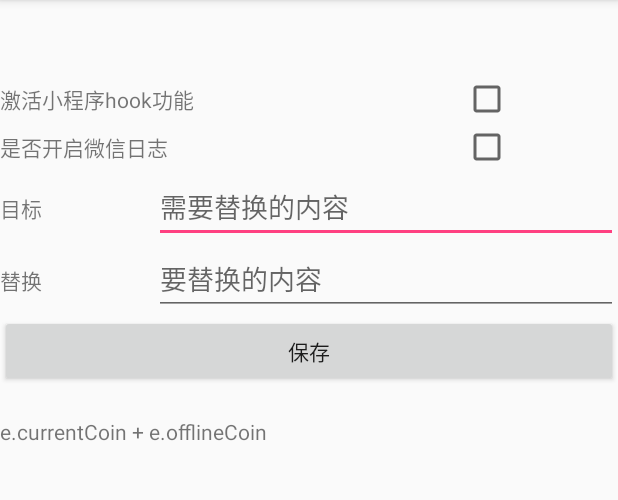
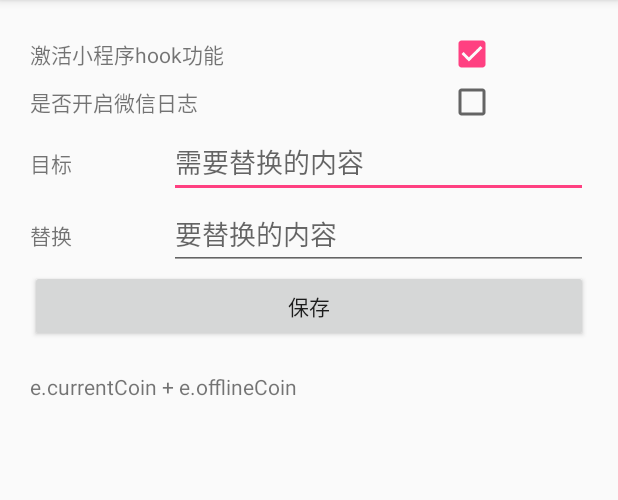
Before and after one commit to h080294/wechat_help, an Android app: the screen it shows after launch (MainActivity), after a tap on "保存", on a phone screen of 412 x 824 dp, the part 84-584 px from its top. Run offline under Robolectric (Android 15) with nearby library versions, the phone set to English and light mode, and no system bars.

```diff
--- a/app/src/main/java/com/johnhao/wechatapp/MainActivity.java
+++ b/app/src/main/java/com/johnhao/wechatapp/MainActivity.java
@@ -5,6 +5,7 @@ import android.content.SharedPreferences;
 import android.preference.PreferenceManager;
 import android.support.v7.app.AppCompatActivity;
 import android.os.Bundle;
+import android.text.TextUtils;
 import android.view.View;
 import android.widget.Button;
 import android.widget.CheckBox;
@@ -16,80 +17,83 @@ import android.widget.Toast;
 public class MainActivity extends AppCompatActivity {
 
     private SharedPreferences prefs;
-    private EditText editReplaceTarget;
-    private EditText editReplaceText;
+    private EditText editReplaceTarget,editReplaceText;
     private Button save;
-    private CheckBox checkbox;
-    private CheckBox wechatLog;
+    private CheckBox checkbox, wechatLog;
     private SharedPreferences.Editor editor;
 
     @Override
     protected void onCreate(Bundle savedInstanceState) {
         super.onCreate(savedInstanceState);
         setContentView(R.layout.activity_main);
-        if (isModuleActive()){
-            Toast.makeText(this, "模块已启动", Toast.LENGTH_LONG).show();
-        }
-        else {
-            Toast.makeText(this, "模块未启动", Toast.LENGTH_LONG).show();
+        initViews();
+        checkActive();
+        prefs = PreferenceManager.getDefaultSharedPreferences(this);
+        editor = prefs.edit();
+
+        if (prefs.getInt("new", 0) == 0) {
+            initPref();
         }
 
-        editReplaceTarget = findViewById(R.id.replace_target);
-        editReplaceText = findViewById(R.id.replace_text);
-        save = findViewById(R.id.btn_save);
-        checkbox = findViewById(R.id.ischecked);
-        wechatLog = findViewById(R.id.wechectlog);
+        checkbox.setChecked(prefs.getString("isActive", "yes").equalsIgnoreCase("yes"));
+
+        save.setOnClickListener(new View.OnClickListener() {
+            @Override
+            public void onClick(View v) {
+
+                if (!checkbox.isChecked()) {
+                    Toast.makeText(MainActivity.this, "激活才能正常使用", Toast.LENGTH_SHORT).show();
+                    return;
+                }
+
+                String replaceTarget = editReplaceTarget.getText().toString();
+                String replaceText = editReplaceText.getText().toString();
+
+                if (TextUtils.isEmpty(replaceTarget) || TextUtils.isEmpty(replaceText)) {
+                    Toast.makeText(MainActivity.this, "输入不能为空", Toast.LENGTH_SHORT).show();
+                    return;
+                }
+
+                editor.putString("replace_target", replaceTarget);
+                editor.putString("replace_text", replaceText);
+                editor.apply();
+
+                Intent intent = new Intent("com.johnhao.wechatapp.SETTING_CHANGED");
+                intent.putExtra("replace_target", replaceTarget);
+                intent.putExtra("replace_text", replaceText);
+                intent.putExtra("isActive", prefs.getString("isActive", "yes"));
+                intent.putExtra("logOpen", prefs.getString("logOpen", "no"));
+                sendBroadcast(intent);
+
+                Toast.makeText(MainActivity.this, "设置成功", Toast.LENGTH_SHORT).show();
+            }
+        });
 
 
-        final boolean isCheck = prefs.getBoolean("is_checked", true);
-        boolean iswechecklog = prefs.getBoolean("is_wechat_log", false);
+        checkbox.setOnCheckedChangeListener(new CompoundButton.OnCheckedChangeListener() {
+            @Override
+            public void onCheckedChanged(CompoundButton buttonView, boolean isChecked) {
+                if (isChecked) {
+                    editor.putString("isActive", "yes");
 
-        prefs = PreferenceManager.getDefaultSharedPreferences(this);
-        editor = prefs.edit();
+                } else {
+                    editor.putString("isActive", "no");
+                }
+                editor.apply();
+            }
+        });
 
         wechatLog.setOnCheckedChangeListener(new CompoundButton.OnCheckedChangeListener() {
             @Override
             public void onCheckedChanged(CompoundButton buttonView, boolean isChecked) {
 
                 if (isChecked) {
-                    editor.putBoolean("is_wechat_log", true);
+                    editor.putString("logOpen", "yes");
 
                 } else {
-                    editor.putBoolean("is_wechat_log", false);
+                    editor.putString("logOpen", "no");
                 }
                 editor.apply();
-            }
-        });
-
-        if (isCheck) {
-            checkbox.setChecked(true);
-        }
-
-        if (iswechecklog) {
-            wechatLog.setChecked(true);
-        }
-
-        save.setOnClickListener(new View.OnClickListener() {
-            @Override
-            public void onClick(View v) {
-
-                String replace_target_text = editReplaceTarget.getText().toString();
-                String replace_text = editReplaceText.getText().toString();
-
-
-                if (!checkbox.isChecked()) {
-                    replace_target_text = "this.score+=t";
-                    replace_text = "this.score+=t+=10";
-                    editor.putString("replace_target_text", replace_target_text);
-                    editor.putString("replace_text", replace_text);
-                    editor.putBoolean("is_checked", false);
-                } else {
-                    editor.putString("replace_target_text", replace_target_text);
-                    editor.putString("replace_text", replace_text);
-                    editor.putBoolean("is_checked", true);
-                }
-                editor.apply();
-                getKey();
             }
         });
 
@@ -99,12 +103,31 @@ public class MainActivity extends AppCompatActivity {
         return false;
     }
 
-    private void getKey() {
-        Intent intent = new Intent("com.johnhao.wechatapp.SETTING_CHANGED");
-        intent.putExtra("replace_target_text", prefs.getString("replace_target_text", ""));
-        intent.putExtra("replace_text", prefs.getString("replace_text", ""));
-        intent.putExtra("is_wechat_log", prefs.getBoolean("is_wechat_log", false));
-        sendBroadcast(intent);
+    private void initViews() {
+        editReplaceTarget = findViewById(R.id.replace_target);
+        editReplaceText = findViewById(R.id.replace_text);
+        save = findViewById(R.id.btn_save);
+        checkbox = findViewById(R.id.ischecked);
+        wechatLog = findViewById(R.id.wechectlog);
+    }
+
+    private void initPref() {
+        // 首次安装，写入默认数据
+        editor.putInt("new", 1);
+        editor.putString("isActive", "yes");
+        editor.putString("logOpen", "no");
+        editor.putString("replace_target", "this.diamonds-t");
+        editor.putString("replace_text", "this.diamonds-t");
+        checkbox.setChecked(true);
+    }
+
+    private void checkActive() {
+        if (isModuleActive()){
+            Toast.makeText(this, "模块已启动", Toast.LENGTH_LONG).show();
+        }
+        else {
+            Toast.makeText(this, "模块未启动", Toast.LENGTH_LONG).show();
+        }
     }
 
 }
--- a/app/src/main/res/layout/activity_main.xml
+++ b/app/src/main/res/layout/activity_main.xml
@@ -5,14 +5,16 @@
     android:layout_width="match_parent"
     android:layout_height="match_parent"
     android:orientation="vertical"
+    android:layout_marginStart="20dp"
+    android:layout_marginTop="20dp"
+    android:layout_marginEnd="20dp"
     tools:context="com.johnhao.wechatapp.MainActivity">
 
     <LinearLayout
         android:orientation="horizontal"
         android:gravity="start"
         android:layout_width="match_parent"
-        android:layout_height="wrap_content"
-        android:layout_marginTop="50dp">
+        android:layout_height="wrap_content" >
 
         <TextView
             android:text="@string/is_active"
```
Also changed, not shown: app/src/main/java/com/johnhao/wechatapp/Main.java (+84 -72 lines).
